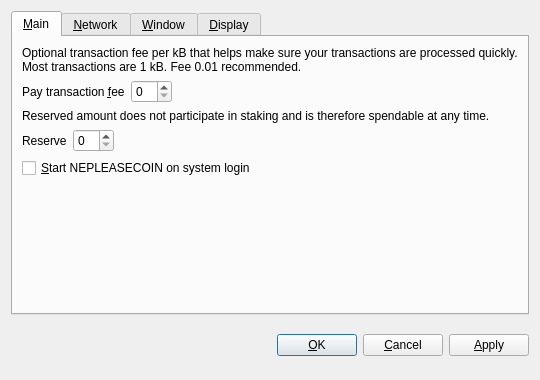
NPR-COIN-PROJECT/NPR_COIN, file src/qt/forms/optionsdialog.ui: the form before one commit.
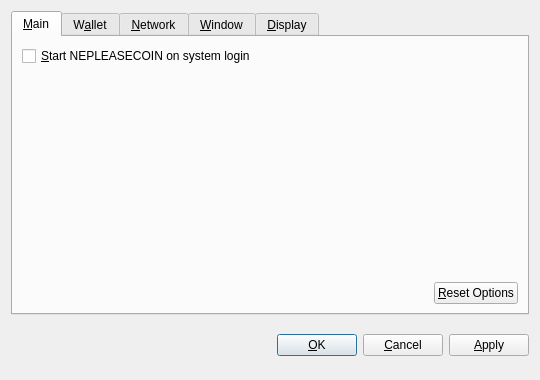
The form after the commit. Custom widgets are drawn as their Qt base class.

Patch:
```diff
--- a/src/qt/forms/optionsdialog.ui
+++ b/src/qt/forms/optionsdialog.ui
@@ -31,9 +31,69 @@
       </attribute>
       <layout class="QVBoxLayout" name="verticalLayout_Main">
        <item>
+        <widget class="QCheckBox" name="bitcoinAtStartup">
+         <property name="toolTip">
+          <string>Automatically start NEPLEASECOIN after logging in to the system.</string>
+         </property>
+         <property name="text">
+          <string>&amp;Start NEPLEASECOIN on system login</string>
+         </property>
+        </widget>
+       </item>
+       <item>
+        <spacer name="verticalSpacer_Main">
+         <property name="orientation">
+          <enum>Qt::Vertical</enum>
+         </property>
+         <property name="sizeHint" stdset="0">
+          <size>
+           <width>20</width>
+           <height>40</height>
+          </size>
+         </property>
+        </spacer>
+       </item>
+       <item>
+        <layout class="QHBoxLayout" name="horizontalLayout_2_Main">
+         <item>
+          <spacer name="horizontalSpacer_2_Main">
+           <property name="orientation">
+            <enum>Qt::Horizontal</enum>
+           </property>
+           <property name="sizeHint" stdset="0">
+            <size>
+             <width>40</width>
+             <height>20</height>
+            </size>
+           </property>
+          </spacer>
+         </item>
+         <item>
+          <widget class="QPushButton" name="resetButton">
+           <property name="toolTip">
+            <string>Reset all client options to default.</string>
+           </property>
+           <property name="text">
+            <string>&amp;Reset Options</string>
+           </property>
+           <property name="autoDefault">
+            <bool>false</bool>
+           </property>
+          </widget>
+         </item>
+        </layout>
+       </item>
+      </layout>
+     </widget>
+     <widget class="QWidget" name="tabWallet">
+      <attribute name="title">
+       <string>W&amp;allet</string>
+      </attribute>
+      <layout class="QVBoxLayout" name="verticalLayout_Network">
+       <item>
         <widget class="QLabel" name="transactionFeeInfoLabel">
          <property name="text">
-          <string>Optional transaction fee per kB that helps make sure your transactions are processed quickly. Most transactions are 1 kB. Fee 0.01 recommended.</string>
+          <string>Optional transaction fee per kB that helps make sure your transactions are processed quickly. Most transactions are 1 kB.</string>
          </property>
          <property name="textFormat">
           <enum>Qt::PlainText</enum>
@@ -44,7 +104,7 @@
         </widget>
        </item>
        <item>
-        <layout class="QHBoxLayout" name="horizontalLayoutFee">
+        <layout class="QHBoxLayout" name="horizontalLayout_1_Main">
          <item>
           <widget class="QLabel" name="transactionFeeLabel">
            <property name="text">
@@ -77,12 +137,9 @@
         </layout>
        </item>
        <item>
-        <widget class="QLabel" name="reserveBalanceInfoLabel">
+        <widget class="QLabel" name="label">
          <property name="text">
-          <string>Reserved amount does not participate in staking and is therefore spendable at any time.</string>
-         </property>
-         <property name="textFormat">
-          <enum>Qt::PlainText</enum>
+          <string>If you disable the spending of unconfirmed change, the change from a transaction cannot be used until that transaction has at least one confirmation. This also affects how your balance is computed.</string>
          </property>
          <property name="wordWrap">
           <bool>true</bool>
@@ -90,50 +147,14 @@
         </widget>
        </item>
        <item>
-        <layout class="QHBoxLayout" name="horizontalLayoutReserveBalance">
-         <item>
-          <widget class="QLabel" name="reserveBalanceLabel">
+        <widget class="QCheckBox" name="spendZeroConfChange">
            <property name="text">
-            <string>Reserve</string>
-           </property>
-           <property name="textFormat">
-            <enum>Qt::PlainText</enum>
-           </property>
-           <property name="buddy">
-            <cstring>reserveBalance</cstring>
-           </property>
+          <string>Spend unconfirmed change  (experts only)</string>
+         </property>
           </widget>
          </item>
          <item>
-          <widget class="BitcoinAmountField" name="reserveBalance"/>
-         </item>
-         <item>
-          <spacer name="horizontalSpacerReserveBalance">
-           <property name="orientation">
-            <enum>Qt::Horizontal</enum>
-           </property>
-           <property name="sizeHint" stdset="0">
-            <size>
-             <width>40</width>
-             <height>20</height>
-            </size>
-           </property>
-          </spacer>
-         </item>
-        </layout>
-       </item>
-       <item>
-        <widget class="QCheckBox" name="bitcoinAtStartup">
-         <property name="toolTip">
-          <string>Automatically start NEPLEASECOIN after logging in to the system.</string>
-         </property>
-         <property name="text">
-          <string>&amp;Start NEPLEASECOIN on system login</string>
-         </property>
-        </widget>
-       </item>
-       <item>
-        <spacer name="verticalSpacer_Main">
+        <spacer name="verticalSpacer">
          <property name="orientation">
           <enum>Qt::Vertical</enum>
          </property>
```
Left out of the diff: 2 changed lines with no effect on the pictures. Lines whose indentation alone changed are shown as unchanged.
